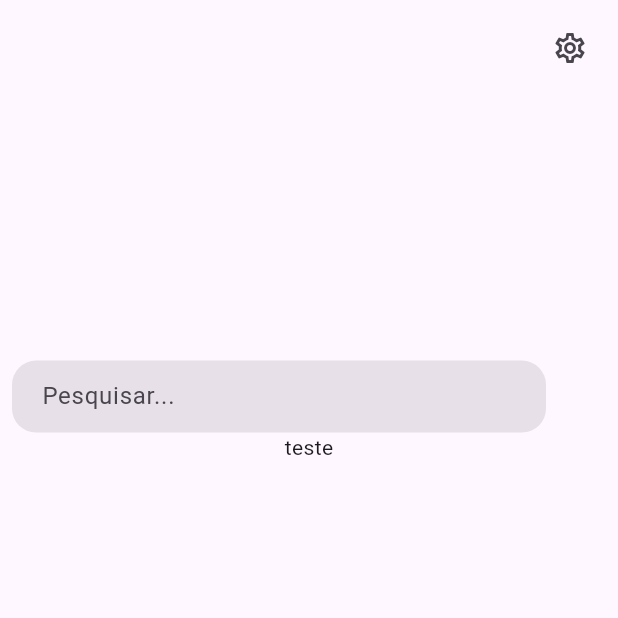
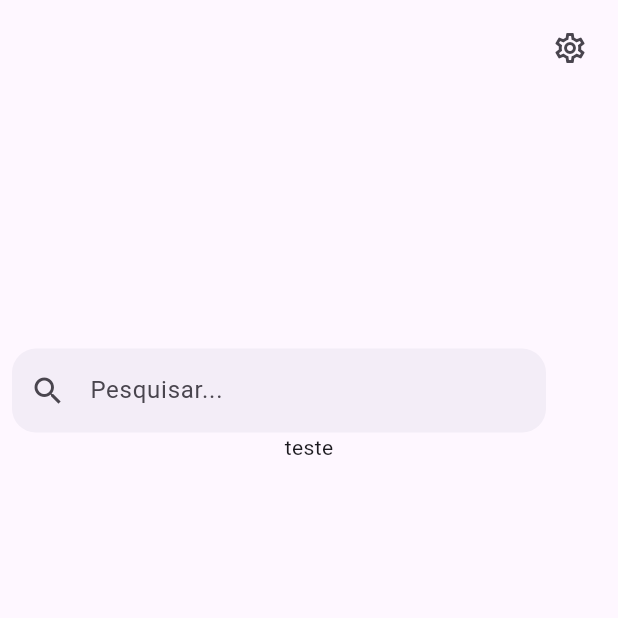
Before and after one commit to vinaooo/byewall3, a Flutter app: the screen it shows after launch, on a phone screen of 412 x 824 dp, the top half of it. Run offline on Flutter 3.47's test engine with Material 3 defaults, Android fonts, the phone set to English and light mode, and no system bars; drawn by our look-alikes of dynamic_color; our stand-ins replace shared_preferences.

Commit message:
Update HomeScreen TextField styling for improved usability and aesthetics

```diff
--- a/lib/main.dart
+++ b/lib/main.dart
@@ -198,17 +198,23 @@ class HomeScreen extends StatelessWidget {
                       child: TextField(
                         decoration: InputDecoration(
                           filled: true,
-                          // fillColor: Theme.of(context).colorScheme.surface,
+                          fillColor: AppColors.getTileColor(
+                            context,
+                          ), // cor do fundo
                           hintText: 'Pesquisar...',
                           border: OutlineInputBorder(
                             borderRadius: BorderRadius.circular(16),
                             borderSide: BorderSide.none,
                           ),
                           contentPadding: const EdgeInsets.symmetric(
-                            vertical: 0,
+                            vertical: 16, // mais confortável para Material 3
                             horizontal: 16,
                           ),
+                          prefixIcon: const Icon(
+                            Icons.search,
+                          ), // opcional, para visual mais comum
                         ),
+                        style: Theme.of(context).textTheme.bodyLarge,
                       ),
                     ),
                   ],
```
